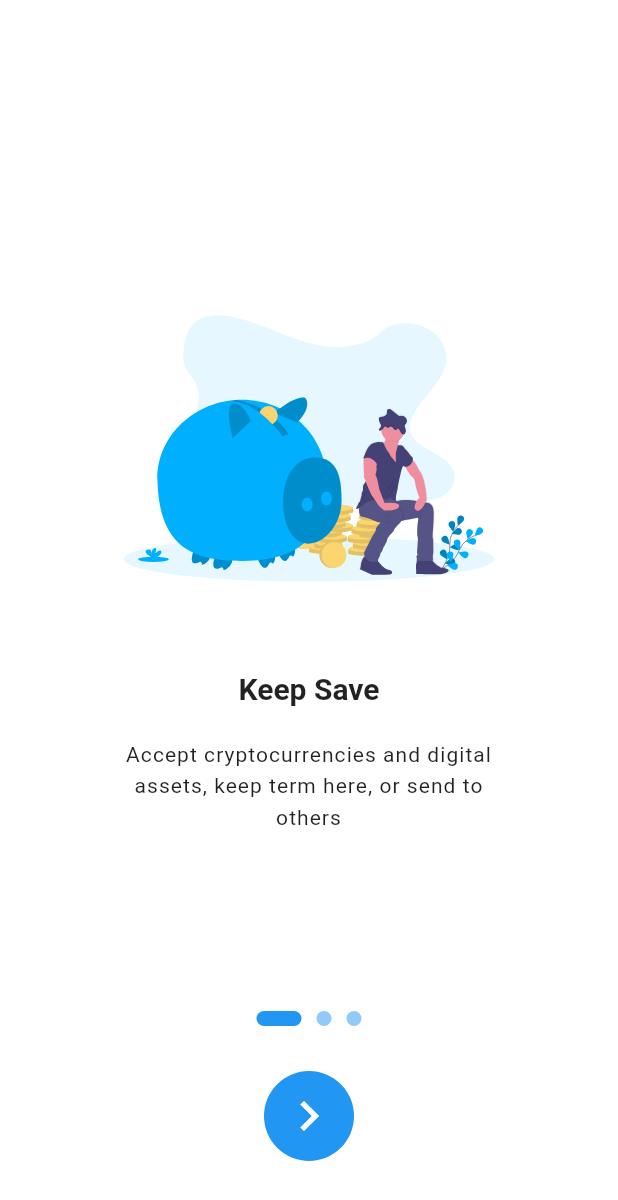
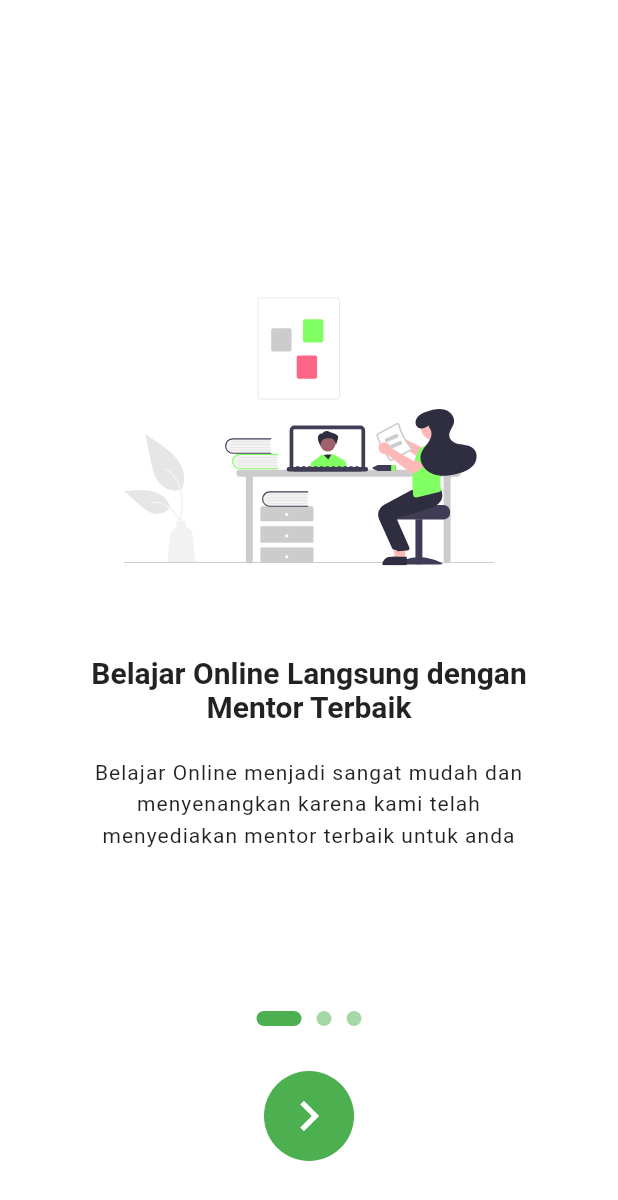
Before and after one commit to Irfan858/coding_talk_89_flutter_SC_desc, a Flutter app: the screen it shows after launch, on a phone screen of 412 x 824 dp. Shown: the top 1200 px of the screen. Run offline on Flutter 3.47's test engine with Material 2 defaults, Android fonts, the phone set to English and light mode, and no system bars; our stand-ins replace flutter_svg.

Commit message:
modifikasi file dan pengubahan asset

```diff
--- a/lib/main.dart
+++ b/lib/main.dart
@@ -44,18 +44,18 @@ class _OnBoardingState extends State<OnBoarding> {
    */
   List <Widget> _pages = [
     SliderPage(
-      title: "Keep Save",
-      description: "Accept cryptocurrencies and digital assets, keep term here, or send to others",
+      title: "Belajar Online Langsung dengan Mentor Terbaik",
+      description: "Belajar Online menjadi sangat mudah dan menyenangkan karena kami telah menyediakan mentor terbaik untuk anda",
       image: "assets/1.svg",
     ),
     SliderPage(
-      title: "Buy",
-      description: "Buy Bitcoin and cryptocurrencies with VISA and MasterCard right in the App",
+      title: "Dapatkan Sertifikat Skill Yang Terpercaya",
+      description: "Kami Memberikan sertifikat atas skill anda yang telah diakui oleh banyak perusahaan ternama",
       image: "assets/2.svg",
     ),
     SliderPage(
-      title: "Sell",
-      description: "Sell your Bitcoin cryptocurrencies or Change with orthres digital assets or flat money",
+      title: "Ayo Kita Mulai Belajar Sekarang",
+      description: "tanpa berlama lama, mari kita langsung saja belajar bersama dengan kami",
       image: "assets/3.svg",
     ),
   ];
@@ -107,8 +107,8 @@ class _OnBoardingState extends State<OnBoarding> {
                     decoration: BoxDecoration(
                       borderRadius: BorderRadius.circular(5),
                       color: (index == _currentPage)
-                          ? Colors.blue
-                          : Colors.blue.withOpacity(0.5),
+                          ? Colors.green
+                          : Colors.green.withOpacity(0.5),
                     ),
                   );
                 })),
@@ -121,13 +121,13 @@ class _OnBoardingState extends State<OnBoarding> {
                   duration: Duration(milliseconds: 300),
                   height: 60,
                   alignment: Alignment.center,
-                  width: (_currentPage == (_pages.length - 1)) ? 150 : 60,
+                  width: (_currentPage == (_pages.length - 1)) ? 175 : 60,
                   decoration: BoxDecoration(
-                    color: Colors.blue,
+                    color: Colors.green,
                     borderRadius: BorderRadius.circular(30),
                   ),
                   child: (_currentPage == (_pages.length - 1))
-                  ? Text("Get Started",
+                  ? Text("Mulai Sekarang",
                     style: TextStyle(color: Colors.white, fontSize: 16),
                   )
                   : Icon(
--- a/lib/slider.dart
+++ b/lib/slider.dart
@@ -50,10 +50,16 @@ class SliderPage extends StatelessWidget {
           dan pada teks diberikan style yang berfungsi untuk memodifikasi tampilan
           dari text
            */
-          Text(title, style: TextStyle( // Text di ambil dari Variabel Widget yang di terima dari File Main Dart Serta memodifikasi Tampilan Text
-            fontSize: 20, // Font diatur dalam ukuran 20 px
-            fontWeight: FontWeight.bold // Font diatur tebal
-          ),),
+          Padding(
+            padding: const EdgeInsets.symmetric(horizontal: 60),
+            child: Text(
+              title, style: TextStyle( // Text di ambil dari Variabel Widget yang di terima dari File Main Dart Serta memodifikasi Tampilan Text
+                fontSize: 20, // Font diatur dalam ukuran 20 px
+                fontWeight: FontWeight.bold // Font diatur tebal
+              ),
+              textAlign: TextAlign.center,),
+          ),
+
           /*
           Child 4 (SizedBox)
           Digunakan untuk memberikan box, berfungsi untuk memberikan jarak
@@ -68,7 +74,7 @@ class SliderPage extends StatelessWidget {
           dari text
            */
           Padding(
-            padding: const EdgeInsets.symmetric(horizontal: 80), // Memberikan Padding sebesar 80 px pada Garis Horizontal
+            padding: const EdgeInsets.symmetric(horizontal: 60), // Memberikan Padding sebesar 80 px pada Garis Horizontal
             child: Text(
               description, style: TextStyle( // Text di ambil dari Variabel Widget yang di terima dari File Main Dart Serta memodifikasi Tampilan Text
                 height: 1.5, // Mengatur Jarak Spasi sebesar 1.5
```
Also changed, not shown: assets/1.svg, assets/2.svg, assets/3.svg.
